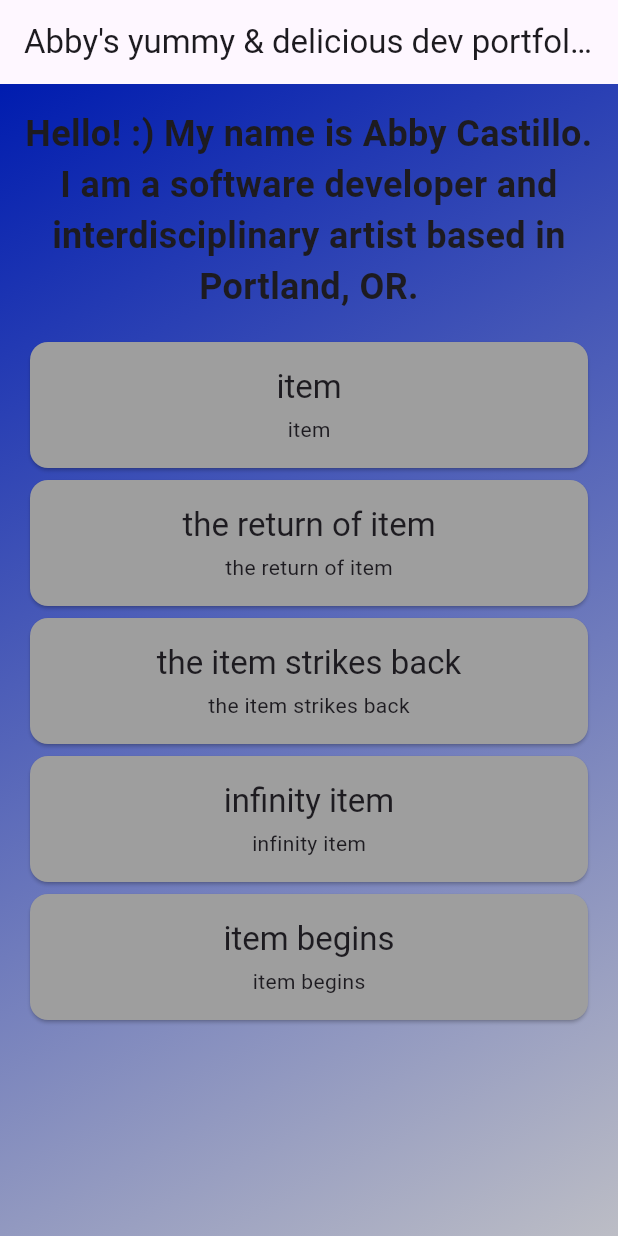
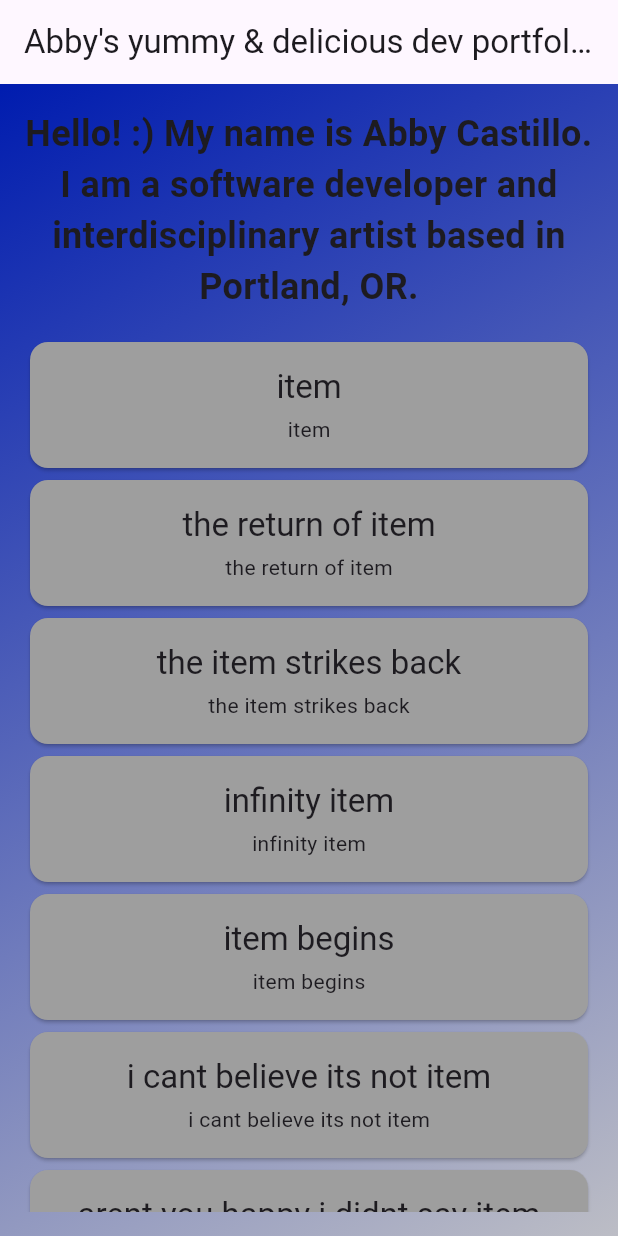
Before and after one commit to abbymachines/flutter-dev-portfolio, a Flutter app: the screen it shows after launch, on a phone screen of 412 x 824 dp. Run offline on Flutter 3.47's test engine with Material 2 defaults, Android fonts, the phone set to English and light mode, and no system bars.

Commit message:
implement longer list to demonstrate ListView is scrollable

```diff
--- a/lib/widgets/items/item_list.dart
+++ b/lib/widgets/items/item_list.dart
@@ -6,7 +6,11 @@ const items = [
   'the return of item',
   'the item strikes back',
   'infinity item',
-  'item begins'
+  'item begins',
+  'i cant believe its not item',
+  'arent you happy i didnt say item',
+  'items are nice items are cool',
+  'hello hello hello'
 ];
 
 class ItemList extends StatelessWidget {
```
